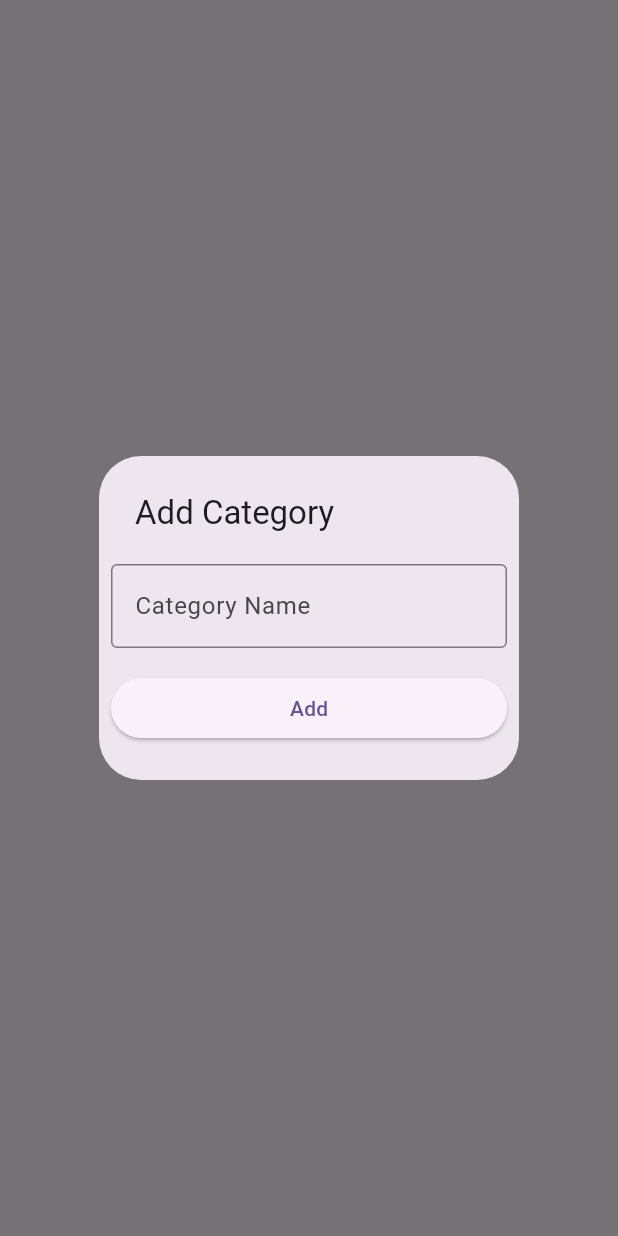
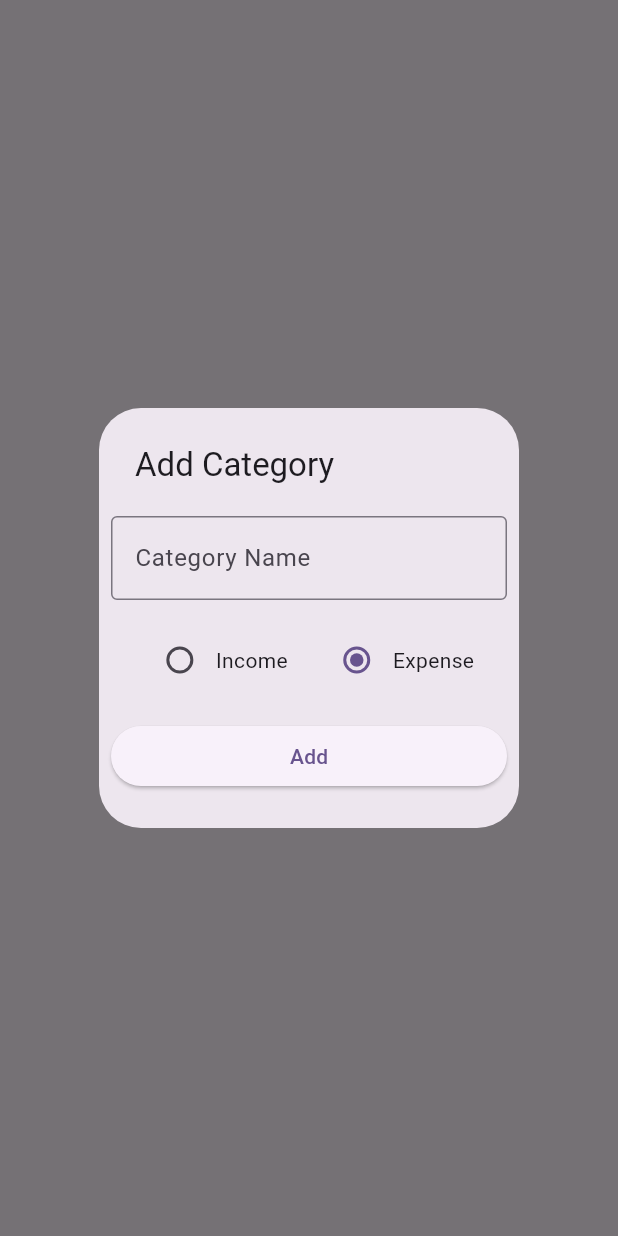
Before and after one commit to anandp8678/FlowFund-MMA, a Flutter app: what showCategoryAddPopup() shows on an empty page, opened directly, on a phone screen of 412 x 824 dp. Run offline on Flutter 3.47's test engine with Material 3 defaults, Android fonts, the phone set to English and light mode, and no system bars; our stand-ins replace hive_ce, hive_ce_flutter; accounts and stored records are empty.

Commit message:
Add category selection radio buttons to the category addition popup

```diff
--- a/lib/screens/catagories/category_add_popup.dart
+++ b/lib/screens/catagories/category_add_popup.dart
@@ -1,4 +1,5 @@
 import 'package:flutter/material.dart';
+import 'package:mma/models/category/category_models.dart';
 
 Future<void> showCategoryAddPopup(BuildContext context) async {
   await showDialog(
@@ -18,6 +19,16 @@ Future<void> showCategoryAddPopup(BuildContext context) async {
           ),
           Padding(
             padding: const EdgeInsets.all(8.0),
+            child: Row(
+              mainAxisAlignment: MainAxisAlignment.spaceEvenly,
+              children: [
+                RadioButton(title: 'Income', type: CategoryType.income),
+                RadioButton(title: 'Expense', type: CategoryType.expense),
+              ],
+            ),
+          ),
+          Padding(
+            padding: const EdgeInsets.all(8.0),
             child: ElevatedButton(
               onPressed: () {
                 // Handle category addition logic here
@@ -31,3 +42,21 @@ Future<void> showCategoryAddPopup(BuildContext context) async {
     },
   );
 }
+
+class RadioButton extends StatelessWidget {
+  final String title;
+  final CategoryType type;
+  const RadioButton({Key? key, required this.title, required this.type}) : super(key: key);
+  @override
+  Widget build(BuildContext context) {
+    return Row(
+      children:[
+        Radio<CategoryType>(
+        value: type,
+        groupValue: CategoryType.expense,
+        onChanged: (value){},),
+        Text(title),
+      ]
+    );
+  }
+}
```
